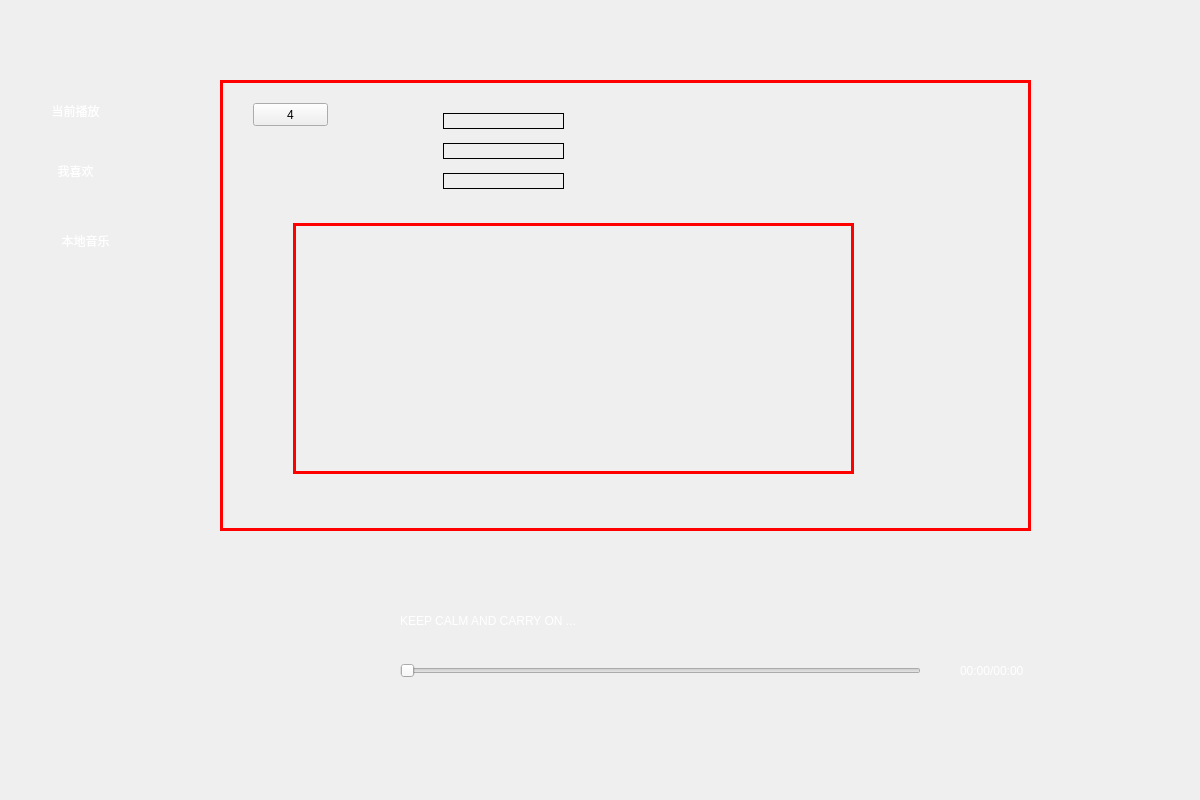
jianba/qtmusic, file qtmusic/mainwidget.ui: the form before one commit.
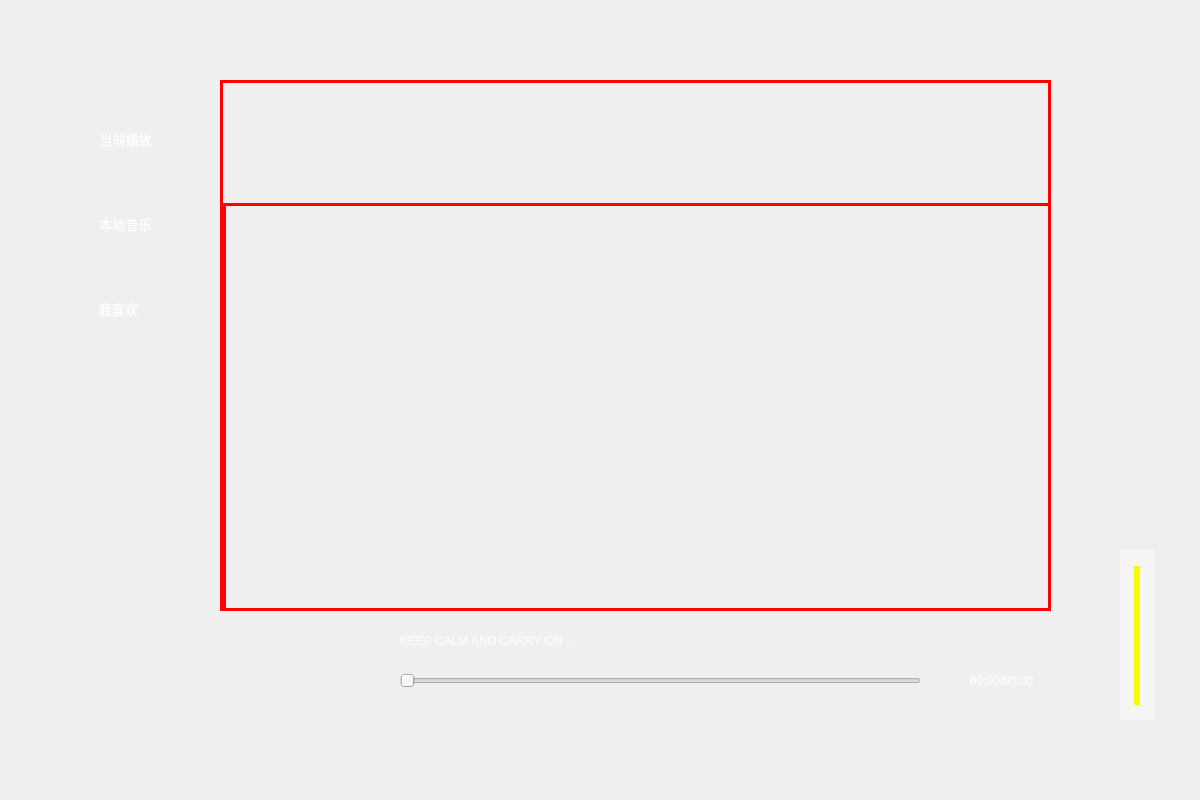
The form after the commit. The open tabs and pages were chosen to show the change. Icons and pictures are not drawn. Custom widgets are drawn as their Qt base class.

Patch:
```diff
--- a/qtmusic/mainwidget.ui
+++ b/qtmusic/mainwidget.ui
@@ -28,8 +28,8 @@
     <rect>
      <x>220</x>
      <y>80</y>
-     <width>811</width>
-     <height>451</height>
+     <width>831</width>
+     <height>531</height>
     </rect>
    </property>
    <property name="styleSheet">
@@ -107,14 +107,26 @@
     <widget class="QLabel" name="musicAlbumLabel">
      <property name="geometry">
       <rect>
-       <x>220</x>
-       <y>30</y>
-       <width>121</width>
-       <height>16</height>
+       <x>0</x>
+       <y>20</y>
+       <width>831</width>
+       <height>21</height>
       </rect>
      </property>
+     <property name="font">
+      <font>
+       <family>Microsoft YaHei UI</family>
+       <pointsize>14</pointsize>
+       <weight>75</weight>
+       <bold>true</bold>
+      </font>
+     </property>
+     <property name="styleSheet">
+      <string notr="true">color:rgb(255, 255, 255);
+</string>
+     </property>
      <property name="frameShape">
-      <enum>QFrame::Box</enum>
+      <enum>QFrame::NoFrame</enum>
      </property>
      <property name="text">
       <string/>
@@ -122,6 +134,9 @@
      <property name="scaledContents">
       <bool>false</bool>
      </property>
+     <property name="alignment">
+      <set>Qt::AlignCenter</set>
+     </property>
      <property name="wordWrap">
       <bool>false</bool>
      </property>
@@ -129,14 +144,25 @@
     <widget class="QLabel" name="musicAuthorLabel">
      <property name="geometry">
       <rect>
-       <x>220</x>
-       <y>60</y>
-       <width>121</width>
-       <height>16</height>
+       <x>0</x>
+       <y>50</y>
+       <width>831</width>
+       <height>21</height>
       </rect>
      </property>
+     <property name="font">
+      <font>
+       <family>Microsoft YaHei UI</family>
+       <weight>75</weight>
+       <bold>true</bold>
+      </font>
+     </property>
+     <property name="styleSheet">
+      <string notr="true">color:rgb(255, 255, 255);
+</string>
+     </property>
      <property name="frameShape">
-      <enum>QFrame::Box</enum>
+      <enum>QFrame::NoFrame</enum>
      </property>
      <property name="midLineWidth">
       <number>1</number>
@@ -144,56 +170,60 @@
      <property name="text">
       <string/>
      </property>
+     <property name="alignment">
+      <set>Qt::AlignCenter</set>
+     </property>
     </widget>
     <widget class="QLabel" name="musicTitleLabel">
      <property name="geometry">
       <rect>
-       <x>220</x>
-       <y>90</y>
-       <width>121</width>
-       <height>16</height>
+       <x>0</x>
+       <y>80</y>
+       <width>831</width>
+       <height>21</height>
       </rect>
      </property>
+     <property name="font">
+      <font>
+       <family>Microsoft YaHei UI</family>
+       <weight>75</weight>
+       <bold>true</bold>
+      </font>
+     </property>
+     <property name="styleSheet">
+      <string notr="true">color:rgb(255, 255, 255);
+</string>
+     </property>
      <property name="frameShape">
-      <enum>QFrame::Box</enum>
+      <enum>QFrame::NoFrame</enum>
      </property>
      <property name="text">
       <string/>
      </property>
+     <property name="alignment">
+      <set>Qt::AlignCenter</set>
+     </property>
     </widget>
     <widget class="LyricWidget" name="lyricWidget" native="true">
      <property name="geometry">
       <rect>
-       <x>70</x>
-       <y>140</y>
-       <width>561</width>
-       <height>251</height>
+       <x>0</x>
+       <y>120</y>
+       <width>834</width>
+       <height>411</height>
       </rect>
      </property>
      <property name="styleSheet">
       <string notr="true">#lyricWidget{border:3px solid red}</string>
      </property>
     </widget>
-    <widget class="QPushButton" name="pushButton_4">
-     <property name="geometry">
-      <rect>
-       <x>30</x>
-       <y>20</y>
-       <width>75</width>
-       <height>23</height>
-      </rect>
-     </property>
-     <property name="text">
-      <string>4</string>
-     </property>
-    </widget>
    </widget>
   </widget>
   <widget class="QSlider" name="positionSlider">
    <property name="geometry">
     <rect>
      <x>400</x>
-     <y>660</y>
+     <y>670</y>
      <width>521</width>
      <height>21</height>
     </rect>
@@ -230,14 +260,20 @@
    <property name="geometry">
     <rect>
      <x>400</x>
-     <y>710</y>
-     <width>221</width>
-     <height>81</height>
+     <y>720</y>
+     <width>391</width>
+     <height>61</height>
     </rect>
    </property>
    <layout class="QHBoxLayout" name="horizontalLayout">
     <item>
      <widget class="QPushButton" name="btnPre">
+      <property name="minimumSize">
+       <size>
+        <width>0</width>
+        <height>35</height>
+       </size>
+      </property>
       <property name="styleSheet">
        <string notr="true">QPushButton
 {
@@ -278,6 +314,15 @@
     </item>
     <item>
      <widget class="QPushButton" name="btnPlay">
+      <property name="enabled">
+       <bool>true</bool>
+      </property>
+      <property name="minimumSize">
+       <size>
+        <width>0</width>
+        <height>35</height>
+       </size>
+      </property>
       <property name="styleSheet">
        <string notr="true">QPushButton
 {
@@ -303,6 +348,15 @@
       <property name="text">
        <string/>
       </property>
+      <property name="iconSize">
+       <size>
+        <width>16</width>
+        <height>16</height>
+       </size>
+      </property>
+      <property name="flat">
+       <bool>false</bool>
+      </property>
      </widget>
     </item>
     <item>
@@ -323,6 +377,12 @@
       <property name="enabled">
        <bool>true</bool>
       </property>
+      <property name="minimumSize">
+       <size>
+        <width>0</width>
+        <height>35</height>
+       </size>
+      </property>
       <property name="styleSheet">
        <string notr="true">QPushButton
 {
@@ -353,8 +413,8 @@
   <widget class="QPushButton" name="btnAdd">
    <property name="geometry">
     <rect>
-     <x>890</x>
-     <y>720</y>
+     <x>990</x>
+     <y>730</y>
      <width>41</width>
      <height>41</height>
     </rect>
@@ -382,8 +442,8 @@
   <widget class="QPushButton" name="btnLyric">
    <property name="geometry">
     <rect>
-     <x>800</x>
-     <y>720</y>
+     <x>890</x>
+     <y>730</y>
      <width>41</width>
      <height>41</height>
     </rect>
@@ -405,146 +465,11 @@
     <bool>true</bool>
    </property>
   </widget>
-  <widget class="QPushButton" name="btnCurMusic">
-   <property name="geometry">
-    <rect>
-     <x>10</x>
-     <y>90</y>
-     <width>131</width>
-     <height>41</height>
-    </rect>
-   </property>
-   <property name="styleSheet">
-    <string notr="true">QPushButton
-{
-color:rgb(255, 255, 255);
-border-radius:0px;
-background-color: rgba(255, 255, 255,0);
-background-repeat:no-repeat;
-border:none;
-background-position:center center;
-}
-QPushButton:hover{
-	background-color: rgb(255, 255, 255,100);
-}
-QPushButton:pressed{
-background-color: rgba(95, 95, 95,100);
-border-color:rgba(255,255,255,30);
-border-style:inset;
-color:rgb(255, 255, 255);
-}
-</string>
-   </property>
-   <property name="text">
-    <string>当前播放</string>
-   </property>
-   <property name="icon">
-    <iconset resource="image.qrc">
-     <normaloff>:/image/image/image/current-music.png</normaloff>:/image/image/image/current-music.png</iconset>
-   </property>
-   <property name="iconSize">
-    <size>
-     <width>30</width>
-     <height>30</height>
-    </size>
-   </property>
-   <property name="flat">
-    <bool>true</bool>
-   </property>
-  </widget>
-  <widget class="QPushButton" name="btnFavorMusic">
-   <property name="geometry">
-    <rect>
-     <x>10</x>
-     <y>150</y>
-     <width>131</width>
-     <height>41</height>
-    </rect>
-   </property>
-   <property name="styleSheet">
-    <string notr="true">QPushButton
-{
-color:rgb(255, 255, 255);
-border-radius:0px;
-background-color: rgba(255, 255, 255,0);
-background-repeat:no-repeat;
-border:none;
-background-position:center center;
-}
-QPushButton:hover{
-	background-color: rgb(255, 255, 255,100);
-}
-QPushButton:pressed{
-background-color: rgba(95, 95, 95,100);
-border-color:rgba(255,255,255,30);
-border-style:inset;
-color:rgb(255, 255, 255);
-}
-</string>
-   </property>
-   <property name="text">
-    <string>我喜欢</string>
-   </property>
-   <property name="icon">
-    <iconset resource="image.qrc">
-     <normaloff>:/image/image/image/local-music.png</normaloff>:/image/image/image/local-music.png</iconset>
-   </property>
-   <property name="iconSize">
-    <size>
-     <width>30</width>
-     <height>30</height>
-    </size>
-   </property>
-  </widget>
-  <widget class="QPushButton" name="btnLocalMusic">
-   <property name="geometry">
-    <rect>
-     <x>20</x>
-     <y>220</y>
-     <width>131</width>
-     <height>41</height>
-    </rect>
-   </property>
-   <property name="styleSheet">
-    <string notr="true">QPushButton
-{
-color:rgb(255, 255, 255);
-border-radius:0px;
-background-color: rgba(255, 255, 255,0);
-background-repeat:no-repeat;
-border:none;
-background-position:center center;
-}
-QPushButton:hover{
-	background-color: rgb(255, 255, 255,100);
-}
-QPushButton:pressed{
-background-color: rgba(95, 95, 95,100);
-border-color:rgba(255,255,255,30);
-border-style:inset;
-color:rgb(255, 255, 255);
-}
-</string>
-   </property>
-   <property name="text">
-    <string>本地音乐</string>
-   </property>
-   <property name="icon">
-    <iconset resource="image.qrc">
-     <normaloff>:/image/image/image/favo-music.png</normaloff>:/image/image/image/favo-music.png</iconset>
-   </property>
-   <property name="iconSize">
-    <size>
-     <width>30</width>
-     <height>30</height>
-    </size>
-   </property>
-  </widget>
   <widget class="QLabel" name="coverLabel">
    <property name="geometry">
     <rect>
-     <x>200</x>
-     <y>600</y>
+     <x>210</x>
+     <y>630</y>
      <width>161</width>
      <height>161</height>
     </rect>
@@ -563,7 +488,7 @@
    <property name="geometry">
     <rect>
      <x>400</x>
-     <y>610</y>
+     <y>630</y>
      <width>631</width>
      <height>21</height>
     </rect>
@@ -578,8 +503,8 @@
   <widget class="QPushButton" name="btnPlayMode">
    <property name="geometry">
     <rect>
-     <x>710</x>
-     <y>720</y>
+     <x>810</x>
+     <y>730</y>
      <width>35</width>
      <height>41</height>
     </rect>
@@ -613,8 +538,8 @@
   <widget class="QLabel" name="positionLabel">
    <property name="geometry">
     <rect>
-     <x>960</x>
-     <y>660</y>
+     <x>970</x>
+     <y>670</y>
      <width>141</width>
      <height>21</height>
     </rect>
@@ -696,6 +621,243 @@
     <string/>
    </property>
   </widget>
+  <widget class="QPushButton" name="btnVolume">
+   <property name="geometry">
+    <rect>
+     <x>1120</x>
+     <y>730</y>
+     <width>36</width>
+     <height>35</height>
+    </rect>
+   </property>
+   <property name="styleSheet">
+    <string notr="true">QPushButton
+{
+background-image: url(:/image/image/image/music-voice.png);
+background-repeat:no-repeat;
+background-position:center center;
+border:none;
+}
+
+QPushButton:hover{
+background-image: url(:/image/image/image-hover/music-voice-hover.png);
+background-repeat:no-repeat;
+background-position:center center;
+}
+
+QPushButton:pressed{
+background-image: url(:/image/image/image/music-voice.png);
+background-repeat:no-repeat;
+background-position:center center;
+}
+</string>
+   </property>
+   <property name="text">
+    <string/>
+   </property>
+  </widget>
+  <widget class="QSlider" name="volumeSlider">
+   <property name="geometry">
+    <rect>
+     <x>1120</x>
+     <y>550</y>
+     <width>35</width>
+     <height>170</height>
+    </rect>
+   </property>
+   <property name="styleSheet">
+    <string notr="true"> QSlider 
+    {  
+        background-color: rgba(255,255,255,0.2);
+        min-width:5px; 
+        max-width:5px;
+        border:15px solid rgba(255,255,255,0.2); 
+    }
+     QSlider::add-page:vertical
+     {      
+       
+	    background-color: rgb(250, 250, 0);
+        width:4px;
+     }
+     QSlider::sub-page:vertical  
+    {
+        background-color: rgba(255,255,255,0.5); 
+        width:4px;
+     }
+    QSlider::groove:vertical 
+    {
+        background:transparent;
+        width:6px;
+    }
+    QSlider::handle:vertical 
+    {
+         height: 13px;
+        width:13px;
+ 
+ margin: -0 -4px; 
+	border-image: url(:/image/image/image/volumeHandle.png);
+     }</string>
+   </property>
+   <property name="maximum">
+    <number>100</number>
+   </property>
+   <property name="value">
+    <number>100</number>
+   </property>
+   <property name="sliderPosition">
+    <number>100</number>
+   </property>
+   <property name="orientation">
+    <enum>Qt::Vertical</enum>
+   </property>
+  </widget>
+  <widget class="QWidget" name="">
+   <property name="geometry">
+    <rect>
+     <x>70</x>
+     <y>70</y>
+     <width>111</width>
+     <height>311</height>
+    </rect>
+   </property>
+   <layout class="QVBoxLayout" name="verticalLayout">
+    <item>
+     <widget class="QPushButton" name="btnCurMusic">
+      <property name="font">
+       <font>
+        <family>Microsoft YaHei UI</family>
+        <pointsize>10</pointsize>
+       </font>
+      </property>
+      <property name="styleSheet">
+       <string notr="true">QPushButton
+{
+color:rgb(255, 255, 255);
+border-radius:0px;
+background-color: rgba(255, 255, 255,0);
+background-repeat:no-repeat;
+border:none;
+background-position:center center;
+}
+QPushButton:hover{
+	background-color: rgb(255, 255, 255,100);
+}
+QPushButton:pressed{
+background-color: rgba(95, 95, 95,100);
+border-color:rgba(255,255,255,30);
+border-style:inset;
+color:rgb(255, 255, 255);
+}
+</string>
+      </property>
+      <property name="text">
+       <string>当前播放</string>
+      </property>
+      <property name="icon">
+       <iconset resource="image.qrc">
+        <normaloff>:/image/image/image/current-music.png</normaloff>:/image/image/image/current-music.png</iconset>
+      </property>
+      <property name="iconSize">
+       <size>
+        <width>30</width>
+        <height>30</height>
+       </size>
+      </property>
+      <property name="flat">
+       <bool>true</bool>
+      </property>
+     </widget>
+    </item>
+    <item>
+     <widget class="QPushButton" name="btnLocalMusic">
+      <property name="font">
+       <font>
+        <family>Microsoft YaHei UI</family>
+        <pointsize>10</pointsize>
+       </font>
+      </property>
+      <property name="styleSheet">
+       <string notr="true">QPushButton
+{
+color:rgb(255, 255, 255);
+border-radius:0px;
+background-color: rgba(255, 255, 255,0);
+background-repeat:no-repeat;
+border:none;
+background-position:center center;
+}
+QPushButton:hover{
+	background-color: rgb(255, 255, 255,100);
+}
+QPushButton:pressed{
+background-color: rgba(95, 95, 95,100);
+border-color:rgba(255,255,255,30);
+border-style:inset;
+color:rgb(255, 255, 255);
+}
+</string>
+      </property>
+      <property name="text">
+       <string>本地音乐</string>
+      </property>
+      <property name="icon">
+       <iconset resource="image.qrc">
+        <normaloff>:/image/image/image/local-music.png</normaloff>:/image/image/image/local-music.png</iconset>
+      </property>
+      <property name="iconSize">
+       <size>
+        <width>30</width>
+        <height>30</height>
+       </size>
+      </property>
+     </widget>
+    </item>
+    <item>
+     <widget class="QPushButton" name="btnFavorMusic">
+      <property name="font">
+       <font>
+        <family>Microsoft YaHei UI</family>
+        <pointsize>10</pointsize>
+       </font>
+      </property>
+      <property name="styleSheet">
+       <string notr="true">QPushButton
+{
+color:rgb(255, 255, 255);
+border-radius:0px;
+background-color: rgba(255, 255, 255,0);
+background-repeat:no-repeat;
+border:none;
+background-position:center center;
+}
+QPushButton:hover{
+	background-color: rgb(255, 255, 255,100);
+}
+QPushButton:pressed{
+background-color: rgba(95, 95, 95,100);
+border-color:rgba(255,255,255,30);
+border-style:inset;
+color:rgb(255, 255, 255);
+}
+</string>
+      </property>
+      <property name="text">
+       <string>我喜欢    </string>
+      </property>
+      <property name="icon">
+       <iconset resource="image.qrc">
+        <normaloff>:/image/image/image/favo-music.png</normaloff>:/image/image/image/favo-music.png</iconset>
+      </property>
+      <property name="iconSize">
+       <size>
+        <width>30</width>
+        <height>30</height>
+       </size>
+      </property>
+     </widget>
+    </item>
+   </layout>
+  </widget>
  </widget>
  <customwidgets>
   <customwidget>
```
Left out of the diff: 150 changed lines with no effect on the pictures.
